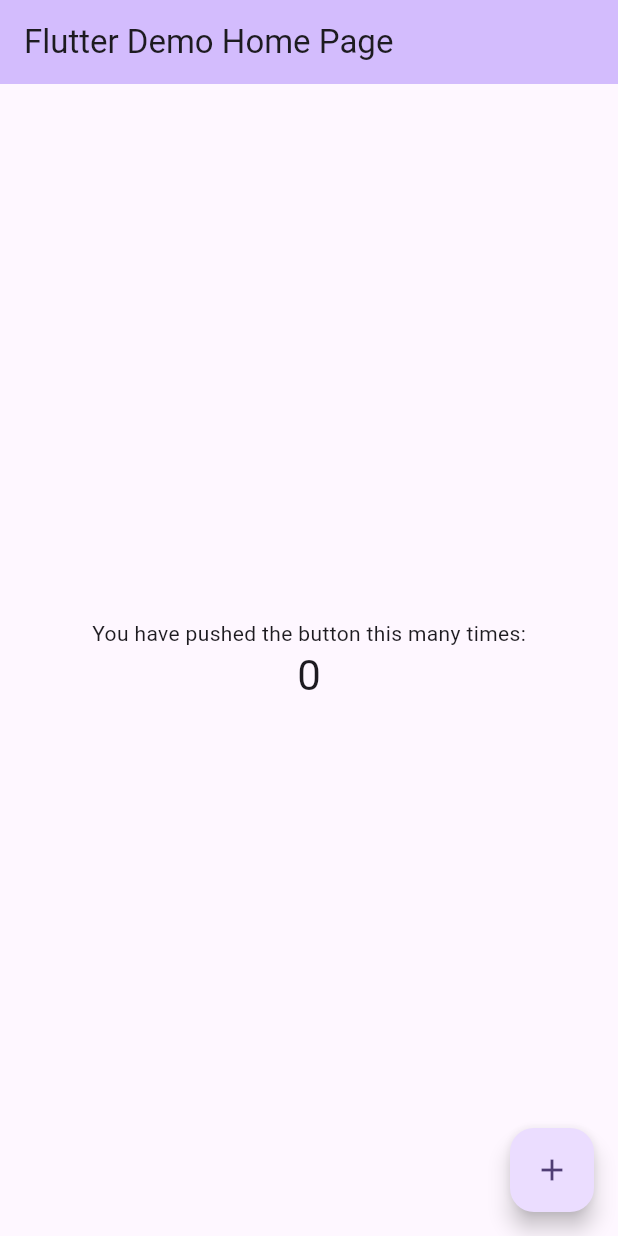
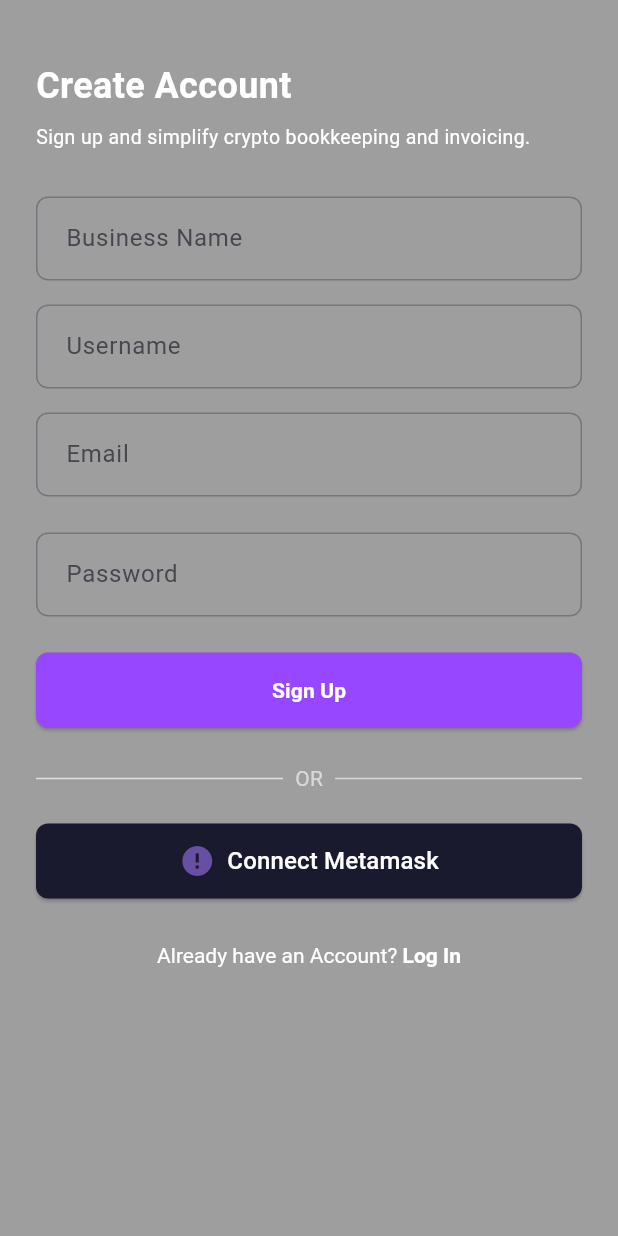
Before and after one commit to JustinVillacorta/cryphoria_mobile, a Flutter app: the screen it shows after launch, on a phone screen of 412 x 824 dp. Run offline on Flutter 3.47's test engine with Material 3 defaults, Android fonts, the phone set to English and light mode, and no system bars; network calls fail.

Commit message:
login and signup ui w/o functionality
login and signup ui w/o functionality

```diff
--- /dev/null
+++ b/lib/features/auth/presentation/pages/signuppage.dart
@@ -0,0 +1,181 @@
+import 'package:flutter/material.dart';
+
+void main() {
+  runApp(const SignUpPage());
+}
+
+class SignUpPage extends StatelessWidget {
+  const SignUpPage({super.key});
+
+  @override
+  Widget build(BuildContext context) {
+    return MaterialApp(
+      debugShowCheckedModeBanner: false,
+      home: const SignUp(),
+    );
+  }
+}
+
+class SignUp extends StatelessWidget {
+  const SignUp({super.key});
+
+  @override
+  Widget build(BuildContext context) {
+    return Scaffold(
+      backgroundColor: Colors.black38,
+      body: SafeArea(
+        child: Padding(
+          padding: const EdgeInsets.symmetric(horizontal: 24),
+          child: SingleChildScrollView(
+            child: Column(
+              crossAxisAlignment: CrossAxisAlignment.start,
+              children: [
+                const SizedBox(height: 40),
+                // Title
+                const Text(
+                  'Create Account',
+                  style: TextStyle(fontSize: 24, fontWeight: FontWeight.bold, color: Colors.white),
+                ),
+                const SizedBox(height: 8),
+                // Subtitle
+                const Text(
+                  'Sign up and simplify crypto bookkeeping and invoicing.',
+                  style: TextStyle(fontSize: 13, color: Colors.white),
+                ),
+                const SizedBox(height: 30),
+                // Input Fields
+                buildInputField('Business Name'),
+                const SizedBox(height: 16),
+                buildInputField('Username'),
+                const SizedBox(height: 16),
+                buildInputField('Email'),
+                const SizedBox(height: 24),
+                buildInputField('Password'),
+                const SizedBox(height: 24),
+                // Sign Up Button
+                SizedBox(
+                  width: double.infinity,
+                  height: 50,
+                  child: ElevatedButton(
+                    style: ElevatedButton.styleFrom(
+                      backgroundColor: const Color(0xFF9747FF),
+                      shape: RoundedRectangleBorder(borderRadius: BorderRadius.circular(8)),
+                    ),
+                    onPressed: () {},
+                    child: const Text(
+                      'Sign Up',
+                      style: TextStyle(fontWeight: FontWeight.bold, color: Colors.white),
+                    ),
+                  ),
+                ),
+                const SizedBox(height: 24),
+                // Divider with OR
+                Row(
+                  children: [
+                    Expanded(child: Divider(color: Colors.grey.shade300)),
+                    const Padding(
+                      padding: EdgeInsets.symmetric(horizontal: 8),
+                      child: Text(
+                          'OR',
+                        style: TextStyle(
+                          color: Colors.white60, // 👈 change this to any color you want
+                          fontWeight: FontWeight.normal,
+                        ),
+                      ),
+                    ),
+                    Expanded(child: Divider(color: Colors.white60)),
+                  ],
+                ),
+                const SizedBox(height: 20),
+                // Social Buttons
+                buildSocialButton(
+                  iconUrl: 'https://img.icons8.com/?size=100&id=Oi106YG9IoLv&format=png&color=000000',
+                  text: 'Connect Metamask',
+                  color: const Color(0xFF1A1A2E),
+                ),
+
+                const SizedBox(height: 30),
+                // Login redirect
+                Center(
+                  child: RichText(
+                    text: const TextSpan(
+                      text: 'Already have an Account? ',
+                      style: TextStyle(color: Colors.white),
+                      children: [
+                        TextSpan(
+                          text: 'Log In',
+                          style: TextStyle(fontWeight: FontWeight.bold, color: Colors.white),
+                        ),
+                      ],
+                    ),
+                  ),
+                ),
+                const SizedBox(height: 30),
+              ],
+            ),
+          ),
+        ),
+      ),
+    );
+  }
+
+  // Reusable text input
+  Widget buildInputField(String hint) {
+    return TextField(
+      decoration: InputDecoration(
+        hintText: hint,
+        contentPadding: const EdgeInsets.symmetric(horizontal: 16, vertical: 16),
+        border: OutlineInputBorder(borderRadius: BorderRadius.circular(8)),
+      ),
+    );
+  }
+
+  // Reusable social button
+  Widget buildSocialButton({
+    IconData? icon,
+    String? iconUrl,
+    required String text,
+    required Color color,
+    MainAxisAlignment alignment = MainAxisAlignment.start
+  }) {
+    return SizedBox(
+      width: double.infinity,
+      height: 50,
+      child: ElevatedButton(
+        onPressed: () {},
+        style: ElevatedButton.styleFrom(
+          backgroundColor: color,
+          shape: RoundedRectangleBorder(borderRadius: BorderRadius.circular(8)),
+        ),
+        child: Row(
+          mainAxisSize: MainAxisSize.min,
+          mainAxisAlignment: alignment,
+          children: [
+            if (iconUrl != null)
+              Image.network(
+                iconUrl,
+                width: 24,
+                height: 24,
+                fit: BoxFit.contain,
+                errorBuilder: (context, error, stackTrace) => const Icon(
+                  Icons.error,
+                  size: 24,
+                ),
+              )
+            else
+              Icon(
+                icon ?? Icons.error,
+                color: Colors.white,
+                size: 24,
+              ),
+            const SizedBox(width: 8),
+            Text(
+              text,
+              style: const TextStyle(color: Colors.white, fontSize: 16),
+            ),
+          ],
+        ),
+      ),
+    );
+  }
+}
--- a/lib/main.dart
+++ b/lib/main.dart
@@ -1,122 +1,10 @@
+import 'package:cryphoria_mobile/features/auth/presentation/pages/loginpage.dart';
+import 'package:cryphoria_mobile/features/auth/presentation/pages/signuppage.dart';
 import 'package:flutter/material.dart';
 
 void main() {
-  runApp(const MyApp());
+  runApp(MaterialApp(
+    home: SignUpPage(),
+    debugShowCheckedModeBanner: false
+  ));
 }
-
-class MyApp extends StatelessWidget {
-  const MyApp({super.key});
-
-  // This widget is the root of your application.
-  @override
-  Widget build(BuildContext context) {
-    return MaterialApp(
-      title: 'Flutter Demo',
-      theme: ThemeData(
-        // This is the theme of your application.
-        //
-        // TRY THIS: Try running your application with "flutter run". You'll see
-        // the application has a purple toolbar. Then, without quitting the app,
-        // try changing the seedColor in the colorScheme below to Colors.green
-        // and then invoke "hot reload" (save your changes or press the "hot
-        // reload" button in a Flutter-supported IDE, or press "r" if you used
-        // the command line to start the app).
-        //
-        // Notice that the counter didn't reset back to zero; the application
-        // state is not lost during the reload. To reset the state, use hot
-        // restart instead.
-        //
-        // This works for code too, not just values: Most code changes can be
-        // tested with just a hot reload.
-        colorScheme: ColorScheme.fromSeed(seedColor: Colors.deepPurple),
-      ),
-      home: const MyHomePage(title: 'Flutter Demo Home Page'),
-    );
-  }
-}
-
-class MyHomePage extends StatefulWidget {
-  const MyHomePage({super.key, required this.title});
-
-  // This widget is the home page of your application. It is stateful, meaning
-  // that it has a State object (defined below) that contains fields that affect
-  // how it looks.
-
-  // This class is the configuration for the state. It holds the values (in this
-  // case the title) provided by the parent (in this case the App widget) and
-  // used by the build method of the State. Fields in a Widget subclass are
-  // always marked "final".
-
-  final String title;
-
-  @override
-  State<MyHomePage> createState() => _MyHomePageState();
-}
-
-class _MyHomePageState extends State<MyHomePage> {
-  int _counter = 0;
-
-  void _incrementCounter() {
-    setState(() {
-      // This call to setState tells the Flutter framework that something has
-      // changed in this State, which causes it to rerun the build method below
-      // so that the display can reflect the updated values. If we changed
-      // _counter without calling setState(), then the build method would not be
-      // called again, and so nothing would appear to happen.
-      _counter++;
-    });
-  }
-
-  @override
-  Widget build(BuildContext context) {
-    // This method is rerun every time setState is called, for instance as done
-    // by the _incrementCounter method above.
-    //
-    // The Flutter framework has been optimized to make rerunning build methods
-    // fast, so that you can just rebuild anything that needs updating rather
-    // than having to individually change instances of widgets.
-    return Scaffold(
-      appBar: AppBar(
-        // TRY THIS: Try changing the color here to a specific color (to
-        // Colors.amber, perhaps?) and trigger a hot reload to see the AppBar
-        // change color while the other colors stay the same.
-        backgroundColor: Theme.of(context).colorScheme.inversePrimary,
-        // Here we take the value from the MyHomePage object that was created by
-        // the App.build method, and use it to set our appbar title.
-        title: Text(widget.title),
-      ),
-      body: Center(
-        // Center is a layout widget. It takes a single child and positions it
-        // in the middle of the parent.
-        child: Column(
-          // Column is also a layout widget. It takes a list of children and
-          // arranges them vertically. By default, it sizes itself to fit its
-          // children horizontally, and tries to be as tall as its parent.
-          //
-          // Column has various properties to control how it sizes itself and
-          // how it positions its children. Here we use mainAxisAlignment to
-          // center the children vertically; the main axis here is the vertical
-          // axis because Columns are vertical (the cross axis would be
-          // horizontal).
-          //
-          // TRY THIS: Invoke "debug painting" (choose the "Toggle Debug Paint"
-          // action in the IDE, or press "p" in the console), to see the
-          // wireframe for each widget.
-          mainAxisAlignment: MainAxisAlignment.center,
-          children: <Widget>[
-            const Text('You have pushed the button this many times:'),
-            Text(
-              '$_counter',
-              style: Theme.of(context).textTheme.headlineMedium,
-            ),
-          ],
-        ),
-      ),
-      floatingActionButton: FloatingActionButton(
-        onPressed: _incrementCounter,
-        tooltip: 'Increment',
-        child: const Icon(Icons.add),
-      ), // This trailing comma makes auto-formatting nicer for build methods.
-    );
-  }
-}
--- /dev/null
+++ b/lib/pages/loginpage.dart
@@ -0,0 +1 @@
+// TODO Implement this library.
```
Also changed, not shown: lib/features/auth/presentation/pages/loginpage.dart (added, +121 -0 lines), 1 other file.
